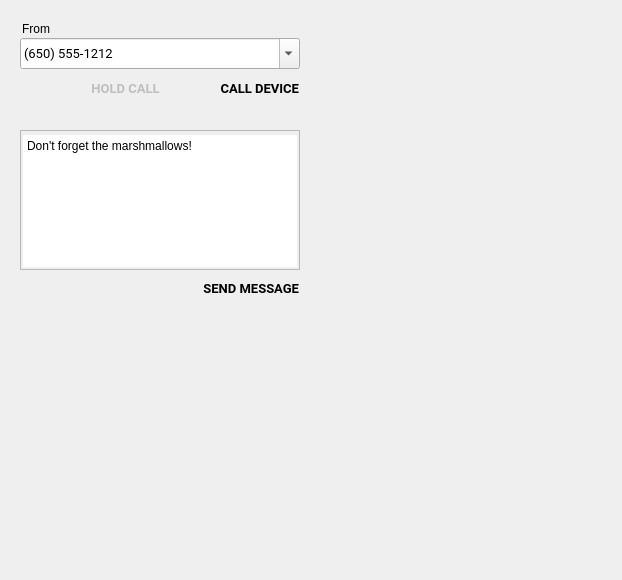
Before: the Qt Designer form android/skin/qt/extended-pages/telephony-page.ui in aosp-mirror/platform_external_qemu, drawn with Qt 5.
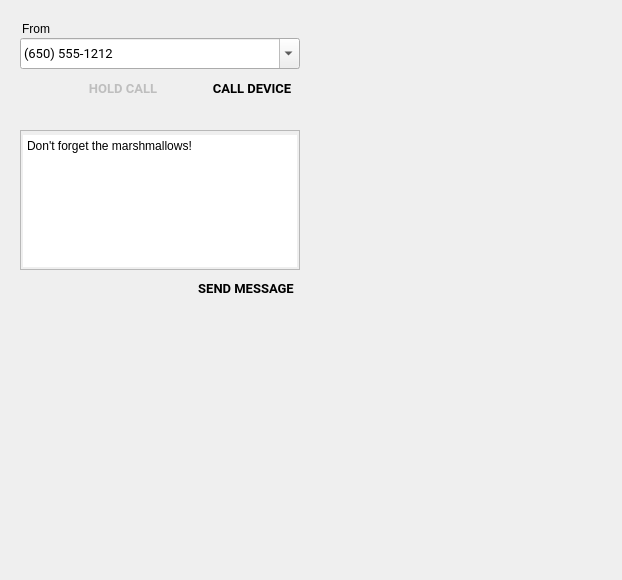
After: the same form once the commit is applied. Icons and pictures are not drawn.

Commit message:
ui: Adjust button boundaries
Align the button text with its near by elements.
Center the text in the button.

We are using "flat" buttons. Their boundaries are visible only
when they are clicked. The Material Design guidelines for flat
buttons indicate that they should be placed so their text is
aligned with near-by items, and that the text should be centered
in the button.

One result of this is that, when a button is pushed and its boundary
becomes visible, the boundary is not aligned with nearby items.
Still, the guideline indicates this is the best option.

```diff
--- a/android/skin/qt/extended-pages/telephony-page.ui
+++ b/android/skin/qt/extended-pages/telephony-page.ui
@@ -54,9 +54,9 @@
   <widget class="QPushButton" name="tel_startEndButton">
    <property name="geometry">
     <rect>
-     <x>190</x>
+     <x>188</x>
      <y>70</y>
-     <width>110</width>
+     <width>128</width>
      <height>36</height>
     </rect>
    </property>
@@ -71,9 +71,6 @@
    <property name="toolTip">
     <string>Start call</string>
    </property>
-   <property name="styleSheet">
-    <string notr="true">text-align: right</string>
-   </property>
    <property name="text">
     <string>CALL DEVICE</string>
    </property>
@@ -129,9 +126,9 @@
   <widget class="QPushButton" name="sms_sendButton">
    <property name="geometry">
     <rect>
-     <x>180</x>
+     <x>176</x>
      <y>270</y>
-     <width>120</width>
+     <width>140</width>
      <height>36</height>
     </rect>
    </property>
@@ -143,9 +140,6 @@
      <bold>true</bold>
     </font>
    </property>
-   <property name="styleSheet">
-    <string notr="true">text-align: right</string>
-   </property>
    <property name="text">
     <string>SEND MESSAGE</string>
    </property>
@@ -169,9 +163,9 @@
    </property>
    <property name="geometry">
     <rect>
-     <x>70</x>
+     <x>64</x>
      <y>70</y>
-     <width>111</width>
+     <width>118</width>
      <height>36</height>
     </rect>
    </property>
```
Left out of the diff: 7 changed lines with no effect on the pictures. The commit also changes 3 other files.
